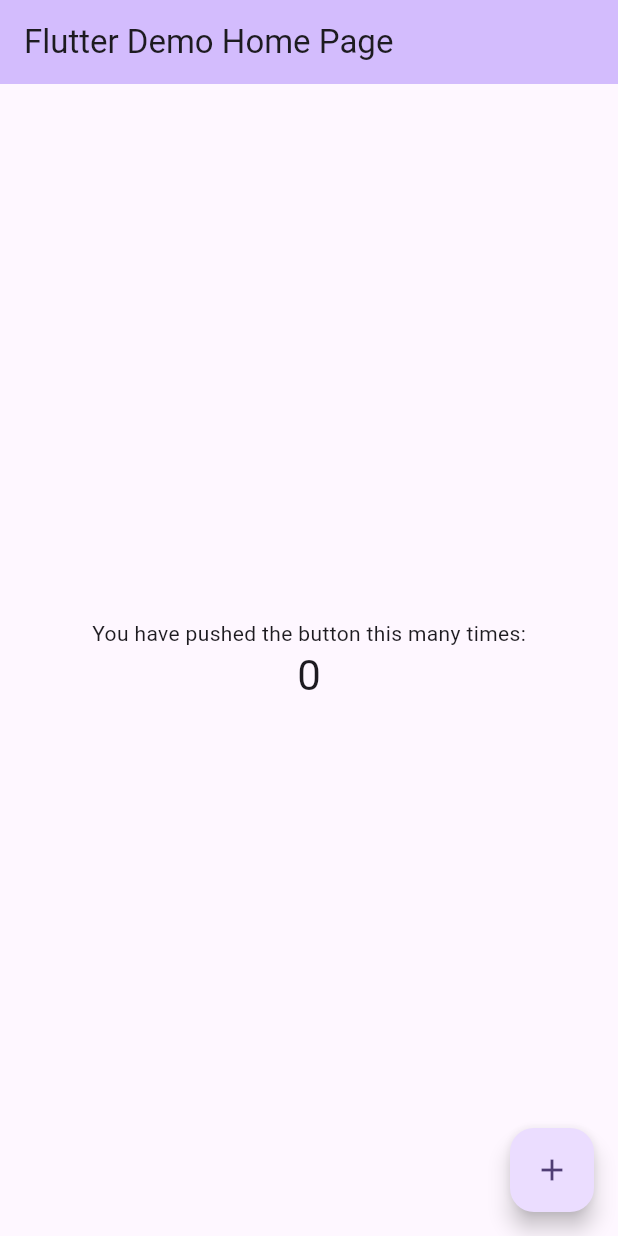
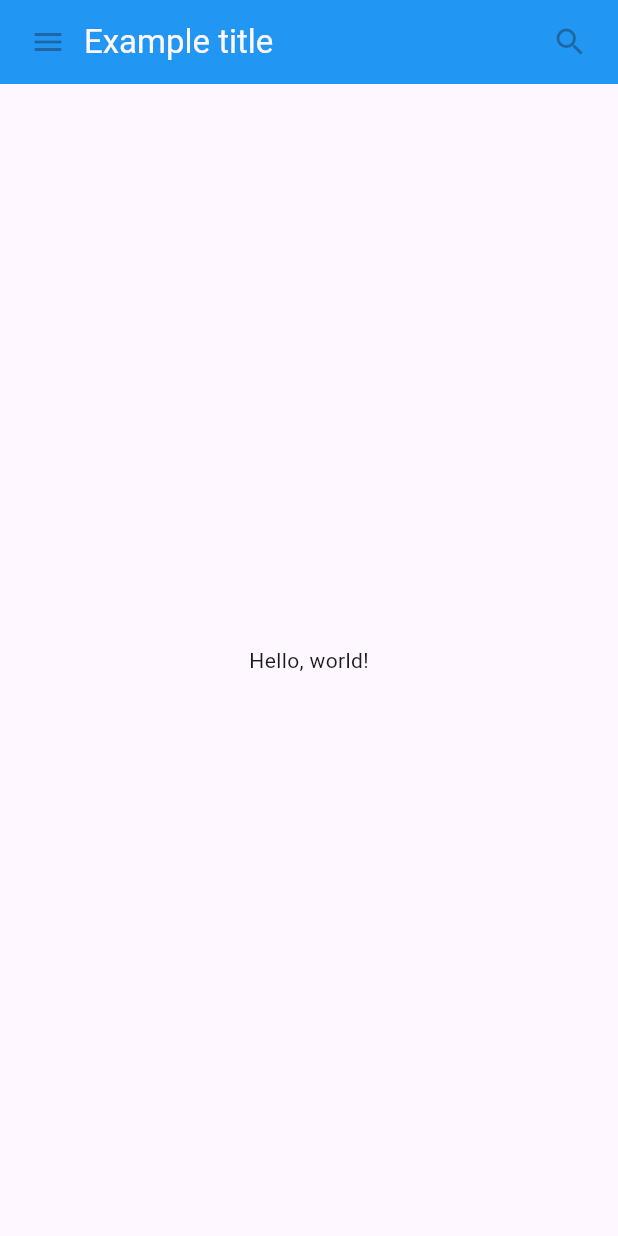
Before and after one commit to zych3/nasa, a Flutter app: the screen it shows after launch, on a phone screen of 412 x 824 dp. Run offline on Flutter 3.47's test engine with Material 3 defaults, Android fonts, the phone set to English and light mode, and no system bars; our stand-ins replace material_ui.

Commit message:
add components dir

```diff
--- a/frontend/lib/main.dart
+++ b/frontend/lib/main.dart
@@ -1,121 +1,65 @@
 import 'package:material_ui/material_ui.dart';
 
 void main() {
-  runApp(const MyApp());
+  runApp(
+    const MaterialApp(
+      title: 'My app', // used by the OS task switcher
+      home: SafeArea(child: MyScaffold()),
+    ),
+  );
 }
 
-class MyApp extends StatelessWidget {
-  const MyApp({super.key});
 
-  // This widget is the root of your application.
+class MyAppBar extends StatelessWidget {
+  const MyAppBar({required this.title, super.key});
+
+  final Widget title;
+
   @override
   Widget build(BuildContext context) {
-    return MaterialApp(
-      title: 'Flutter Demo',
-      theme: ThemeData(
-        // This is the theme of your application.
-        //
-        // TRY THIS: Try running your application with "flutter run". You'll see
-        // the application has a purple toolbar. Then, without quitting the app,
-        // try changing the seedColor in the colorScheme below to Colors.green
-        // and then invoke "hot reload" (save your changes or press the "hot
-        // reload" button in a Flutter-supported IDE, or press "r" if you used
-        // the command line to start the app).
-        //
-        // Notice that the counter didn't reset back to zero; the application
-        // state is not lost during the reload. To reset the state, use hot
-        // restart instead.
-        //
-        // This works for code too, not just values: Most code changes can be
-        // tested with just a hot reload.
-        colorScheme: .fromSeed(seedColor: Colors.deepPurple),
-      ),
-      home: const MyHomePage(title: 'Flutter Demo Home Page'),
+    return Container(height: 56, padding: const EdgeInsets.symmetric(horizontal: 8),
+    decoration: BoxDecoration(color: Colors.blue[500]),
+    child: Row(
+      children: [
+        const IconButton(
+          icon: Icon(Icons.menu),
+          tooltip: 'Navigation menu',
+          onPressed: null,
+        ),
+        Expanded(child: title),
+        const IconButton(
+          icon: Icon(Icons.search),
+          tooltip: 'Search',
+          onPressed: null,
+        )
+      ]
+    )
     );
   }
 }
 
-class MyHomePage extends StatefulWidget {
-  const MyHomePage({super.key, required this.title});
-
-  // This widget is the home page of your application. It is stateful, meaning
-  // that it has a State object (defined below) that contains fields that affect
-  // how it looks.
-
-  // This class is the configuration for the state. It holds the values (in this
-  // case the title) provided by the parent (in this case the App widget) and
-  // used by the build method of the State. Fields in a Widget subclass are
-  // always marked "final".
-
-  final String title;
-
-  @override
-  State<MyHomePage> createState() => _MyHomePageState();
-}
-
-class _MyHomePageState extends State<MyHomePage> {
-  int _counter = 0;
-
-  void _incrementCounter() {
-    setState(() {
-      // This call to setState tells the Flutter framework that something has
-      // changed in this State, which causes it to rerun the build method below
-      // so that the display can reflect the updated values. If we changed
-      // _counter without calling setState(), then the build method would not be
-      // called again, and so nothing would appear to happen.
-      _counter++;
-    });
-  }
+class MyScaffold extends StatelessWidget {
+  const MyScaffold({super.key});
 
   @override
   Widget build(BuildContext context) {
-    // This method is rerun every time setState is called, for instance as done
-    // by the _incrementCounter method above.
-    //
-    // The Flutter framework has been optimized to make rerunning build methods
-    // fast, so that you can just rebuild anything that needs updating rather
-    // than having to individually change instances of widgets.
-    return Scaffold(
-      appBar: AppBar(
-        // TRY THIS: Try changing the color here to a specific color (to
-        // Colors.amber, perhaps?) and trigger a hot reload to see the AppBar
-        // change color while the other colors stay the same.
-        backgroundColor: Theme.of(context).colorScheme.inversePrimary,
-        // Here we take the value from the MyHomePage object that was created by
-        // the App.build method, and use it to set our appbar title.
-        title: Text(widget.title),
-      ),
-      body: Center(
-        // Center is a layout widget. It takes a single child and positions it
-        // in the middle of the parent.
-        child: Column(
-          // Column is also a layout widget. It takes a list of children and
-          // arranges them vertically. By default, it sizes itself to fit its
-          // children horizontally, and tries to be as tall as its parent.
-          //
-          // Column has various properties to control how it sizes itself and
-          // how it positions its children. Here we use mainAxisAlignment to
-          // center the children vertically; the main axis here is the vertical
-          // axis because Columns are vertical (the cross axis would be
-          // horizontal).
-          //
-          // TRY THIS: Invoke "debug painting" (choose the "Toggle Debug Paint"
-          // action in the IDE, or press "p" in the console), to see the
-          // wireframe for each widget.
-          mainAxisAlignment: .center,
-          children: [
-            const Text('You have pushed the button this many times:'),
-            Text(
-              '$_counter',
-              style: Theme.of(context).textTheme.headlineMedium,
+    // Material is a conceptual piece
+    // of paper on which the UI appears.
+    return Material(
+      // Column is a vertical, linear layout.
+      child: Column(
+        children: [
+          MyAppBar(
+            title: Text(
+              'Example title',
+              style:
+                  Theme.of(context) //
+                      .primaryTextTheme
+                      .titleLarge,
             ),
-          ],
-        ),
-      ),
-      floatingActionButton: FloatingActionButton(
-        onPressed: _incrementCounter,
-        tooltip: 'Increment',
-        child: const Icon(Icons.add),
+          ),
+          const Expanded(child: Center(child: Text('Hello, world!'))),
+        ],
       ),
     );
   }
--- a/frontend/pubspec.yaml
+++ b/frontend/pubspec.yaml
@@ -35,6 +35,7 @@ dependencies:
   # The following adds the Cupertino Icons font to your application.
   # Use with the CupertinoIcons class for iOS style icons.
   cupertino_icons: ^1.0.8
+  http: ^1.6.0
 
 dev_dependencies:
   flutter_test:
```
Also changed, not shown: frontend/lib/components/input/plotInput.dart (added, +12 -0 lines), frontend/pubspec.lock, 2 other files.
